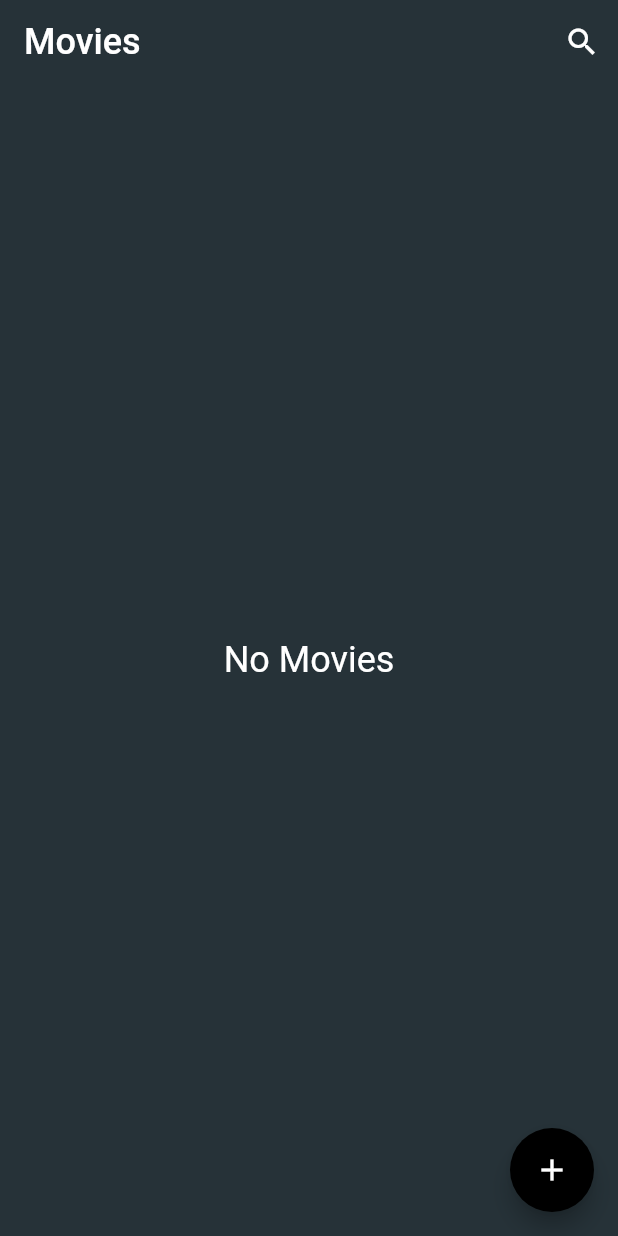
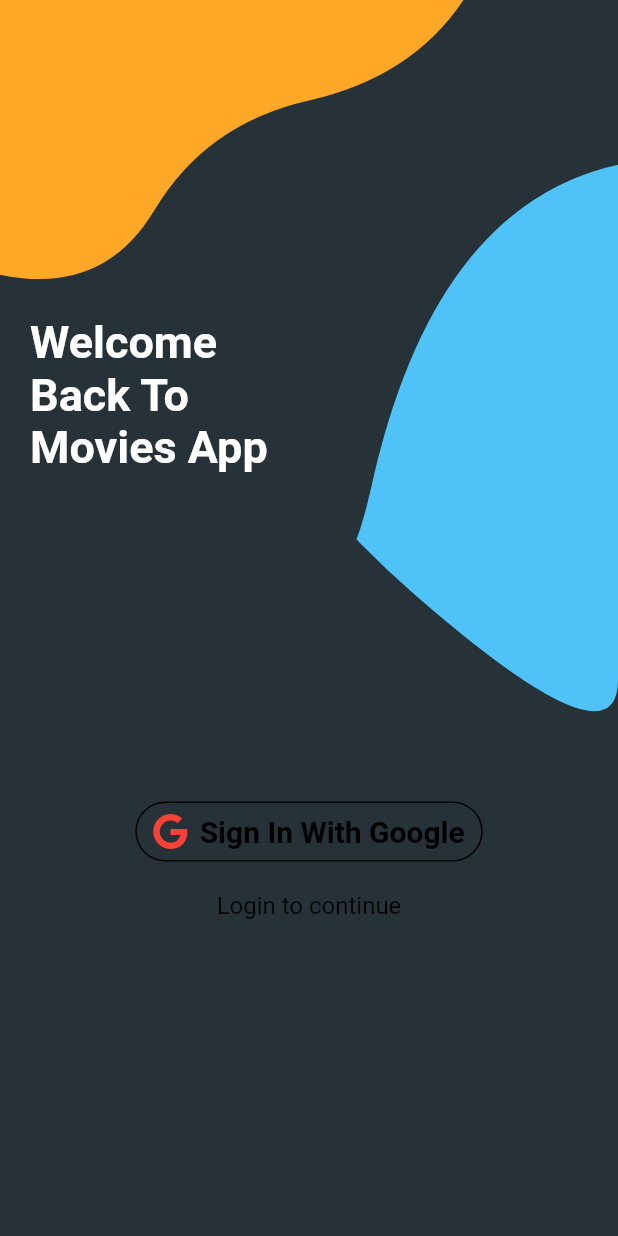
Before and after one commit to rahul6975/Save-Karo, a Flutter app: the screen it shows after launch, on a phone screen of 412 x 824 dp. Run offline on Flutter 3.47's test engine with Material 2 defaults, Android fonts, the light colour scheme and no system bars; our stand-ins replace firebase_auth, font_awesome_flutter, google_sign_in, image_picker, sqflite; accounts and stored records are empty.

Commit message:
google sign in added

```diff
--- a/save_karo/lib/main.dart
+++ b/save_karo/lib/main.dart
@@ -1,5 +1,6 @@
 import 'package:flutter/material.dart';
 import 'package:flutter/services.dart';
+import 'package:save_karo/page/HomePage.dart';
 import 'package:save_karo/page/MoviesPage.dart';
 
 Future main() async {
@@ -28,6 +29,6 @@ class MyApp extends StatelessWidget {
             elevation: 0,
           ),
         ),
-        home: MoviesPage(),
+        home: HomePage(),
       );
 }
--- a/save_karo/lib/page/AddEditMoviePage.dart
+++ b/save_karo/lib/page/AddEditMoviePage.dart
@@ -1,8 +1,6 @@
 import 'dart:convert';
 import 'dart:io';
 import 'dart:typed_data';
-import 'dart:ui';
-
 import 'package:flutter/material.dart';
 import 'package:image_picker/image_picker.dart';
 import 'package:save_karo/db/MoviesDatabase.dart';
@@ -50,9 +48,6 @@ class _AddEditMoviePageState extends State<AddEditMoviePage> {
   void pickImageFromGallery() {
     ImagePicker.pickImage(source: ImageSource.gallery).then((imageFile) {
       imageUrl = Utility.base64String(imageFile.readAsBytesSync());
-      // imageUrl = imageFile.toString();
-      // var customImageFile = imageUrl.substring(6);
-      // imageUrl = customImageFile.replaceAll("'", "");
     });
   }
 
--- /dev/null
+++ b/save_karo/lib/page/HomePage.dart
@@ -0,0 +1,39 @@
+import 'package:firebase_auth/firebase_auth.dart';
+import 'package:flutter/material.dart';
+import 'package:provider/provider.dart';
+import 'package:save_karo/page/MoviesPage.dart';
+import 'package:save_karo/provider/GoogleSignInProvider.dart';
+import 'package:save_karo/widget/BackgroundPainter.dart';
+import 'package:save_karo/widget/LoggedInWidget.dart';
+import 'package:save_karo/widget/SignUpWidget.dart';
+
+class HomePage extends StatelessWidget {
+  @override
+  Widget build(BuildContext context) => Scaffold(
+        body: ChangeNotifierProvider(
+          create: (context) => GoogleSignInProvider(),
+          child: StreamBuilder(
+            stream: FirebaseAuth.instance.onAuthStateChanged,
+            builder: (context, snapshot) {
+              final provider = Provider.of<GoogleSignInProvider>(context);
+
+              if (provider.isSigningIn) {
+                return buildLoading();
+              } else if (snapshot.hasData) {
+                return MoviesPage();
+              } else {
+                return SignUpWidget();
+              }
+            },
+          ),
+        ),
+      );
+
+  Widget buildLoading() => Stack(
+        fit: StackFit.expand,
+        children: [
+          CustomPaint(painter: BackgroundPainter()),
+          Center(child: CircularProgressIndicator()),
+        ],
+      );
+}
--- /dev/null
+++ b/save_karo/lib/provider/GoogleSignInProvider.dart
@@ -0,0 +1,45 @@
+import 'package:firebase_auth/firebase_auth.dart';
+import 'package:flutter/material.dart';
+import 'package:google_sign_in/google_sign_in.dart';
+
+class GoogleSignInProvider extends ChangeNotifier {
+  final googleSignIn = GoogleSignIn();
+  late bool _isSigningIn;
+
+  GoogleSignInProvider() {
+    _isSigningIn = false;
+  }
+
+  bool get isSigningIn => _isSigningIn;
+
+  set isSigningIn(bool isSigningIn) {
+    _isSigningIn = isSigningIn;
+    notifyListeners();
+  }
+
+  Future login() async {
+    isSigningIn = true;
+
+    final user = await googleSignIn.signIn();
+    if (user == null) {
+      isSigningIn = false;
+      return;
+    } else {
+      final googleAuth = await user.authentication;
+
+      final credential = GoogleAuthProvider.getCredential(
+        accessToken: googleAuth.accessToken,
+        idToken: googleAuth.idToken,
+      );
+
+      await FirebaseAuth.instance.signInWithCredential(credential);
+
+      isSigningIn = false;
+    }
+  }
+
+  void logout() async {
+    await googleSignIn.disconnect();
+    FirebaseAuth.instance.signOut();
+  }
+}
--- /dev/null
+++ b/save_karo/lib/widget/BackgroundPainter.dart
@@ -0,0 +1,129 @@
+import 'dart:ui';
+
+import 'package:flutter/material.dart';
+
+
+class Point {
+  final double x;
+  final double y;
+
+  Point(this.x, this.y);
+}
+
+class BackgroundPainter extends CustomPainter {
+  final Paint linePaint;
+  final Paint bluePaint;
+  final Paint greyPaint;
+  final Paint orangePaint;
+
+  BackgroundPainter()
+      : bluePaint = Paint()
+    ..color = Colors.lightBlue.shade300
+    ..style = PaintingStyle.fill,
+        greyPaint = Paint()
+          ..color = Colors.blueGrey[900]!
+          ..style = PaintingStyle.fill,
+        orangePaint = Paint()
+          ..color = Colors.orange.shade400
+          ..style = PaintingStyle.fill,
+        linePaint = Paint()
+          ..color = Colors.orange[300]!
+          ..style = PaintingStyle.stroke
+          ..strokeWidth = 4;
+
+  void _addPointsToPath(Path path, List<Point> points) {
+    if (points.length < 3) {
+      throw UnsupportedError('Need three or more points to create a path.');
+    }
+
+    for (var i = 0; i < points.length - 2; i++) {
+      final xc = (points[i].x + points[i + 1].x) / 2;
+      final yc = (points[i].y + points[i + 1].y) / 2;
+      path.quadraticBezierTo(points[i].x, points[i].y, xc, yc);
+    }
+
+    // connect the last two points
+    path.quadraticBezierTo(
+      points[points.length - 2].x,
+      points[points.length - 2].y,
+      points[points.length - 1].x,
+      points[points.length - 1].y,
+    );
+  }
+
+  @override
+  void paint(Canvas canvas, Size size) {
+    paintBlue(size, canvas);
+    paintDark(size, canvas);
+    paintOrange(size, canvas);
+  }
+
+  void paintBlue(Size size, Canvas canvas) {
+    final path = Path();
+
+    path.moveTo(size.width, size.height);
+    path.lineTo(size.width, 0);
+    path.lineTo(0, 0);
+
+    _addPointsToPath(path, [
+      Point(
+        lerpDouble(0, size.width / 3, 1)!,
+        lerpDouble(0, size.height / 3, 1)!,
+      ),
+      Point(
+        lerpDouble(size.width / 2, size.height * 0.5, 1)!,
+        lerpDouble(size.width / 2, size.height, 0.5)!,
+      ),
+      Point(
+        size.width,
+        lerpDouble(size.width, size.height, 0.1)!,
+      ),
+    ]);
+    canvas.drawPath(path, bluePaint);
+  }
+
+  void paintDark(Size size, Canvas canvas) {
+    final path = Path();
+
+    path.moveTo(size.width, 300);
+    path.lineTo(size.width, 0);
+    path.lineTo(0, 0);
+    path.lineTo(0, lerpDouble(size.height / 4, size.height / 2, 0.9)!);
+    _addPointsToPath(
+      path,
+      [
+        Point(
+          size.width / 2,
+          lerpDouble(size.height / 2, size.height * 3 / 4, 0.5)!,
+        ),
+        Point(
+          size.width * 3.5 / 5,
+          lerpDouble(size.height / 6, size.height / 2, 0)!,
+        ),
+        Point(size.width, lerpDouble(size.height / 7.5, size.height / 4, 0)!),
+      ],
+    );
+
+    canvas.drawPath(path, greyPaint);
+  }
+
+  void paintOrange(Size size, Canvas canvas) {
+    final path = Path();
+
+    path.moveTo(size.width * 3 / 4, 0);
+    path.lineTo(0, 0);
+    path.lineTo(0, lerpDouble(0, size.height / 4.5, 1)!);
+
+    _addPointsToPath(path, [
+      Point(size.width / 6, lerpDouble(0, size.height / 5, 1.2)!),
+      Point(size.width / 3, lerpDouble(0, size.height / 10, 1)!),
+      Point(size.width / 3 * 2, lerpDouble(0, size.height / 8, 0.5)!),
+      Point(size.width * 3 / 4, 0),
+    ]);
+
+    canvas.drawPath(path, orangePaint);
+  }
+
+  @override
+  bool shouldRepaint(CustomPainter oldDelegate) => true;
+}
--- /dev/null
+++ b/save_karo/lib/widget/GoogleSignupButtonWidget.dart
@@ -0,0 +1,28 @@
+import 'package:flutter/material.dart';
+import 'package:font_awesome_flutter/font_awesome_flutter.dart';
+import 'package:provider/provider.dart';
+import 'package:save_karo/provider/GoogleSignInProvider.dart';
+
+class GoogleSignupButtonWidget extends StatelessWidget {
+  @override
+  Widget build(BuildContext context) => Container(
+    padding: EdgeInsets.all(4),
+    child: OutlineButton.icon(
+      label: Text(
+        'Sign In With Google',
+        style: TextStyle(fontWeight: FontWeight.bold, fontSize: 20),
+      ),
+      shape: StadiumBorder(),
+      padding: EdgeInsets.symmetric(horizontal: 12, vertical: 8),
+      highlightedBorderColor: Colors.black,
+      borderSide: BorderSide(color: Colors.black),
+      textColor: Colors.black,
+      icon: FaIcon(FontAwesomeIcons.google, color: Colors.red),
+      onPressed: () {
+        final provider =
+        Provider.of<GoogleSignInProvider>(context, listen: false);
+        provider.login();
+      },
+    ),
+  );
+}
--- /dev/null
+++ b/save_karo/lib/widget/SignUpWidget.dart
@@ -0,0 +1,44 @@
+import 'package:flutter/material.dart';
+
+import 'BackgroundPainter.dart';
+import 'GoogleSignupButtonWidget.dart';
+
+class SignUpWidget extends StatelessWidget {
+  @override
+  Widget build(BuildContext context) => Stack(
+        fit: StackFit.expand,
+        children: [
+          CustomPaint(painter: BackgroundPainter()),
+          buildSignUp(),
+        ],
+      );
+
+  Widget buildSignUp() => Column(
+        children: [
+          Spacer(),
+          Align(
+            alignment: Alignment.centerLeft,
+            child: Container(
+              margin: EdgeInsets.symmetric(horizontal: 20),
+              width: 175,
+              child: Text(
+                'Welcome Back To Movies App',
+                style: TextStyle(
+                  color: Colors.white,
+                  fontSize: 30,
+                  fontWeight: FontWeight.bold,
+                ),
+              ),
+            ),
+          ),
+          Spacer(),
+          GoogleSignupButtonWidget(),
+          SizedBox(height: 12),
+          Text(
+            'Login to continue',
+            style: TextStyle(fontSize: 16),
+          ),
+          Spacer(),
+        ],
+      );
+}
--- a/save_karo/pubspec.yaml
+++ b/save_karo/pubspec.yaml
@@ -35,8 +35,9 @@ dependencies:
   firebase_analytics: ^5.0.2
   firebase_auth: ^0.14.0+5
   cloud_firestore: ^0.12.9+5
-  google_sign_in: ^4.4.4
+  google_sign_in: ^4.5.6
   utility: ^1.0.1
+  font_awesome_flutter: ^8.10.0
   progress_hud: ^1.1.0
   image_picker: ^0.6.3+4
   get_it:
```
Also changed, not shown: save_karo/lib/widget/LoggedInWidget.dart (added, +50 -0 lines), save_karo/pubspec.lock, 2 other files.
